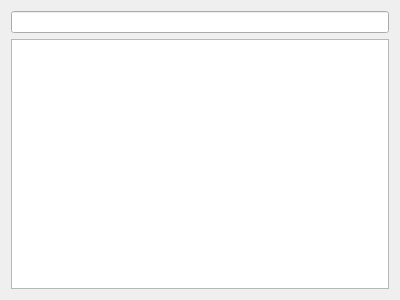
Before: the Qt Designer form plugins/localeinspector/timezonetab.ui in KDAB/GammaRay, drawn with Qt 5.
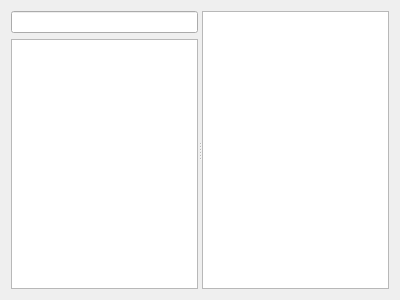
After: the same form once the commit is applied.

Commit message: Show timezone offset data too

Diff of the .ui file:
```diff
--- a/plugins/localeinspector/timezonetab.ui
+++ b/plugins/localeinspector/timezonetab.ui
@@ -10,6 +10,13 @@
     <height>300</height>
    </rect>
   </property>
+  <layout class="QVBoxLayout" name="verticalLayout_2">
+   <item>
+    <widget class="QSplitter" name="splitter">
+     <property name="orientation">
+      <enum>Qt::Horizontal</enum>
+     </property>
+     <widget class="QWidget" name="layoutWidget">
   <layout class="QVBoxLayout" name="verticalLayout">
    <item>
     <widget class="QLineEdit" name="tzSearchLine"/>
@@ -22,6 +29,18 @@
      <property name="uniformRowHeights">
       <bool>true</bool>
      </property>
+        </widget>
+       </item>
+      </layout>
+     </widget>
+     <widget class="QTreeView" name="offsetView">
+      <property name="rootIsDecorated">
+       <bool>false</bool>
+      </property>
+      <property name="uniformRowHeights">
+       <bool>true</bool>
+      </property>
+     </widget>
     </widget>
    </item>
   </layout>
```
Lines whose indentation alone changed are shown as unchanged. The commit also changes 7 other files.
